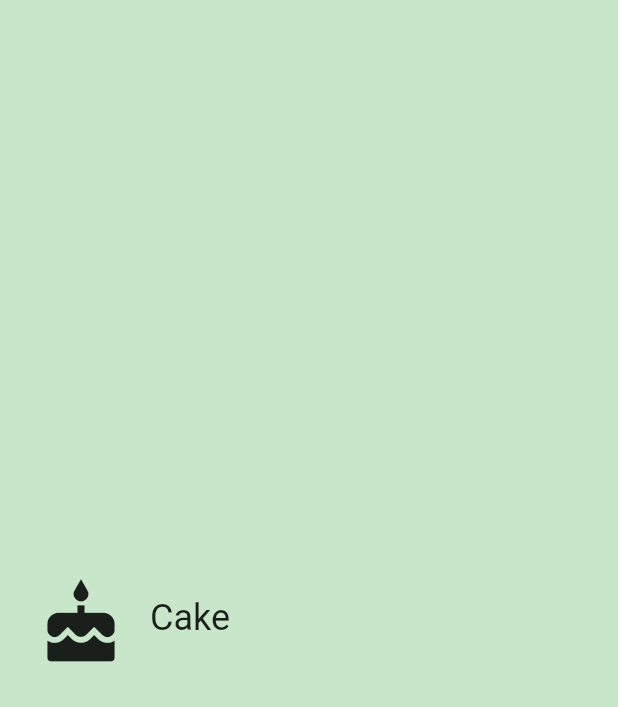
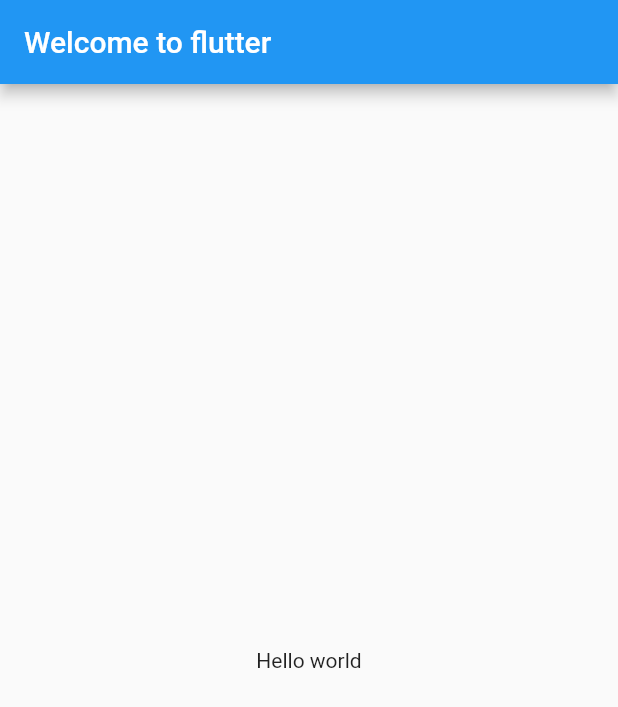
Before and after one commit to chetan882777/flutter_tut, a Flutter app: the screen it shows after launch, on a phone screen of 412 x 824 dp. Shown: the top 707 px of the screen. Run offline on Flutter 3.47's test engine with Material 2 defaults, Android fonts, the phone set to English and light mode, and no system bars.

Commit message:
starter hello world code

```diff
--- a/lib/category.dart
+++ /dev/null
@@ -1,66 +0,0 @@
-import 'package:flutter/material.dart';
-
-final _rowHeight = 100.0;
-final _borderRadius = BorderRadius.circular(_rowHeight / 2);
-
-class Category extends StatelessWidget {
-  final String name;
-  final ColorSwatch color;
-  final IconData iconLocation;
-
-  Category(
-      {Key key,
-      @required this.name,
-      @required this.color,
-      @required this.iconLocation})
-      : assert(name != null),
-        assert(color != null),
-        assert(iconLocation != null),
-        super(key: key);
-
-  @override
-  Widget build(BuildContext context) {
-    return Material(
-      color: Colors.transparent,
-      child: Container(
-        height: _rowHeight,
-        child: InkWell(
-          borderRadius: _borderRadius,
-          highlightColor: Colors.amber,
-          splashColor: color,
-          // We can use either the () => function() or the () { function(); }
-          // syntax.
-          onTap: () {
-            print('I was tapped!');
-          },
-          child: Padding(
-            padding: EdgeInsets.all(8.0),
-            child: Row(
-              crossAxisAlignment: CrossAxisAlignment.start,
-              // There are two ways to denote a list: `[]` and `List()`.
-              // Prefer to use the literal syntax, i.e. `[]`, instead of `List()`.
-              // You can add the type argument if you'd like, i.e. <Widget>[].
-              // See https://www.dartlang.org/guides/language/effective-dart/usage#do-use-collection-literals-when-possible
-              children: [
-                Padding(
-                  padding: EdgeInsets.all(16.0),
-                  child: Icon(
-                    iconLocation,
-                    size: 60.0,
-                  ),
-                ),
-                Center(
-                  child: Text(
-                    name,
-                    textAlign: TextAlign.center,
-                    style: Theme.of(context).textTheme.headline,
-                  ),
-                ),
-              ],
-            ),
-          ),
-        ),
-      ),
-    );
-  }
-}
--- a/lib/main.dart
+++ b/lib/main.dart
@@ -1,34 +1,21 @@
 import 'package:flutter/material.dart';
-import 'package:flutter_app/category.dart';
 
-// TODO: Pass this information into your custom [Category] widget
-const _categoryName = 'Cake';
-const _categoryIcon = Icons.cake;
-const _categoryColor = Colors.green;
+void main() => runApp(MyApp());
 
-/// The function that is called when main.dart is run.
-void main() {
-  runApp(UnitConverterApp());
-}
+class MyApp extends StatelessWidget {
 
-/// This widget is the root of our application.
-/// Currently, we just show one widget in our app.
-class UnitConverterApp extends StatelessWidget {
   @override
   Widget build(BuildContext context) {
     return MaterialApp(
-      debugShowCheckedModeBanner: false,
-      title: 'Unit Converter',
+      title: 'Welcome to flutter',
       home: Scaffold(
-        backgroundColor: Colors.green[100],
+        appBar: AppBar(
+          title: Text('Welcome to flutter'),
+        ),
         body: Center(
-          // TODO: Determine what properties you'll need to pass into the widget
-          child: Category(
-              name:_categoryName,
-              color:_categoryColor,
-              iconLocation:_categoryIcon),
+          child: Text('Hello world'),
         ),
-      ),
+      )
     );
   }
 }
```
